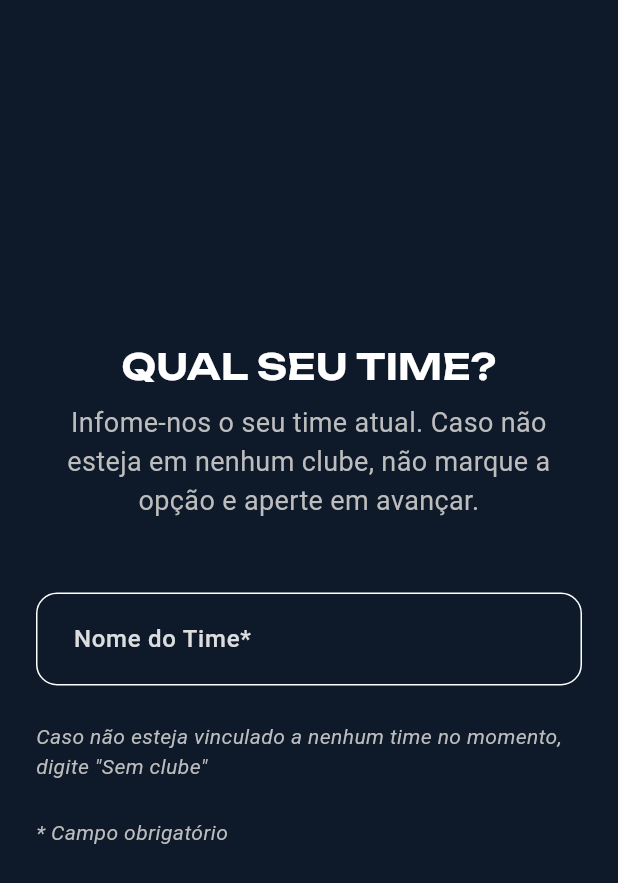
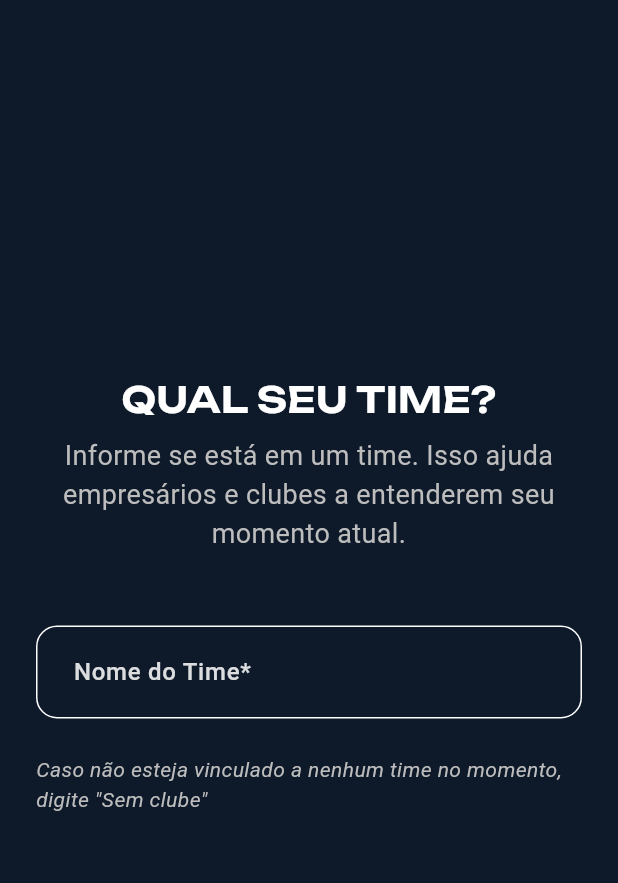
Before and after one commit to lucaspincho/Futsallink, a Flutter app: the ProfileTeamStep widget shown alone on an empty page, opened directly, on a phone screen of 412 x 824 dp. Shown: the top 883 px of the screen. Run offline on Flutter 3.47's test engine with Material 3 defaults, Android fonts, the phone set to English and light mode, and no system bars; our stand-ins replace bloc, cloud_firestore, country_picker, dartz, equatable, firebase_auth and 12 more; accounts and stored records are empty; statements that could not run were skipped; project files that could hold a hidden picture were left out.

Commit message:
feat: player team step

```diff
--- a/apps/futsallink_player/lib/features/profile/presentation/widgets/profile_team_step.dart
+++ b/apps/futsallink_player/lib/features/profile/presentation/widgets/profile_team_step.dart
@@ -68,7 +68,7 @@ class _ProfileTeamStepState extends State<ProfileTeamStep> {
                     ),
 
                     const SubtitleText(
-                      text: 'Infome-nos o seu time atual. Caso não esteja em nenhum clube, não marque a opção e aperte em avançar.',
+                      text: 'Informe se está em um time. Isso ajuda empresários e clubes a entenderem seu momento atual.',
                     ),
 
                     const SizedBox(height: 48),
@@ -98,18 +98,6 @@ class _ProfileTeamStepState extends State<ProfileTeamStep> {
                       ),
                     ),
 
-                    const SizedBox(height: 24),
-
-                    // Nota sobre campos obrigatórios
-                    Text(
-                      '* Campo obrigatório',
-                      style: TextStyle(
-                        fontSize: 14,
-                        color: Colors.grey[400],
-                        fontStyle: FontStyle.italic,
-                      ),
-                    ),
-
                     // Espaçamento extra no final (como nas outras telas)
                     const SizedBox(height: 32),
                   ],
```
